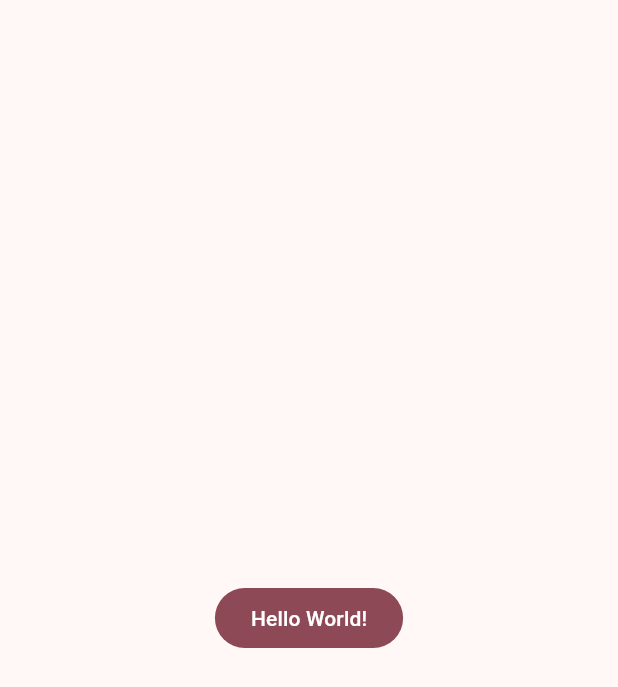
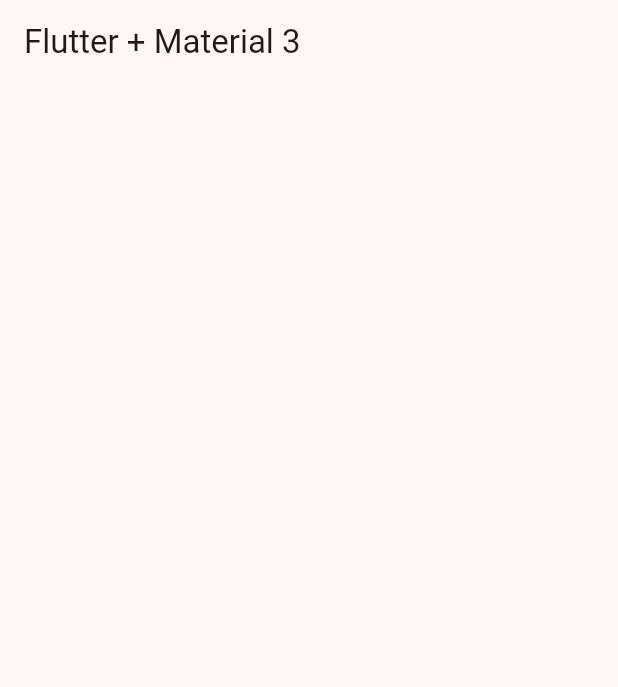
Before and after one commit to EdwinQA/widgets_app, a Flutter app: the screen it shows after launch, on a phone screen of 412 x 824 dp. Shown: the top 687 px of the screen. Run offline on Flutter 3.47's test engine with Material 2 defaults, Android fonts, the phone set to English and light mode, and no system bars.

Commit message:
home_screens he app_items

```diff
--- a/lib/config/theme/app_theme.dart
+++ b/lib/config/theme/app_theme.dart
@@ -15,8 +15,12 @@ class AppTheme {
     this.selectodColor = 0,
   })  : assert(selectodColor >= 0, 'El color seleccionado debe ser mayor a 0'),
         assert(selectodColor < colorList.length,
-            'El color seleccionado debe ser menos a ${colorList.length-1}');
+            'El color seleccionado debe ser menos a ${colorList.length - 1}');
 
-  ThemeData getTheme() =>
-      ThemeData(useMaterial3: true, colorSchemeSeed: colorList[selectodColor]);
+  ThemeData getTheme() => ThemeData(
+      useMaterial3: true,
+      colorSchemeSeed: colorList[selectodColor],
+      appBarTheme: const AppBarTheme(
+        centerTitle: false,
+      ));
 }
--- a/lib/main.dart
+++ b/lib/main.dart
@@ -1,5 +1,6 @@
 import 'package:flutter/material.dart';
 import 'package:widgets_app/config/theme/app_theme.dart';
+import 'package:widgets_app/presentation/screens/home/home_screen.dart';
 
 void main() {
   runApp(const MainApp());
@@ -11,16 +12,8 @@ class MainApp extends StatelessWidget {
   @override
   Widget build(BuildContext context) {
     return MaterialApp(
-      debugShowCheckedModeBanner: false,
-      theme: AppTheme(selectodColor: 4).getTheme(),
-      home: Scaffold(
-        body: Center(
-          child: FilledButton(
-            child: const Text('Hello World!'),
-            onPressed: () {},
-          ),
-        ),
-      ),
-    );
+        debugShowCheckedModeBanner: false,
+        theme: AppTheme(selectodColor: 4).getTheme(),
+        home: const HomeScreen());
   }
 }
--- /dev/null
+++ b/lib/presentation/screens/home/home_screen.dart
@@ -0,0 +1,14 @@
+import 'package:flutter/material.dart';
+
+class HomeScreen extends StatelessWidget {
+  const HomeScreen({super.key});
+
+  @override
+  Widget build(BuildContext context) {
+    return Scaffold(
+      appBar: AppBar(
+        title: Text('Flutter + Material 3'),
+      ),
+    );
+  }
+}
```
Also changed, not shown: lib/config/menu/menu_items.dart (added, +30 -0 lines).
